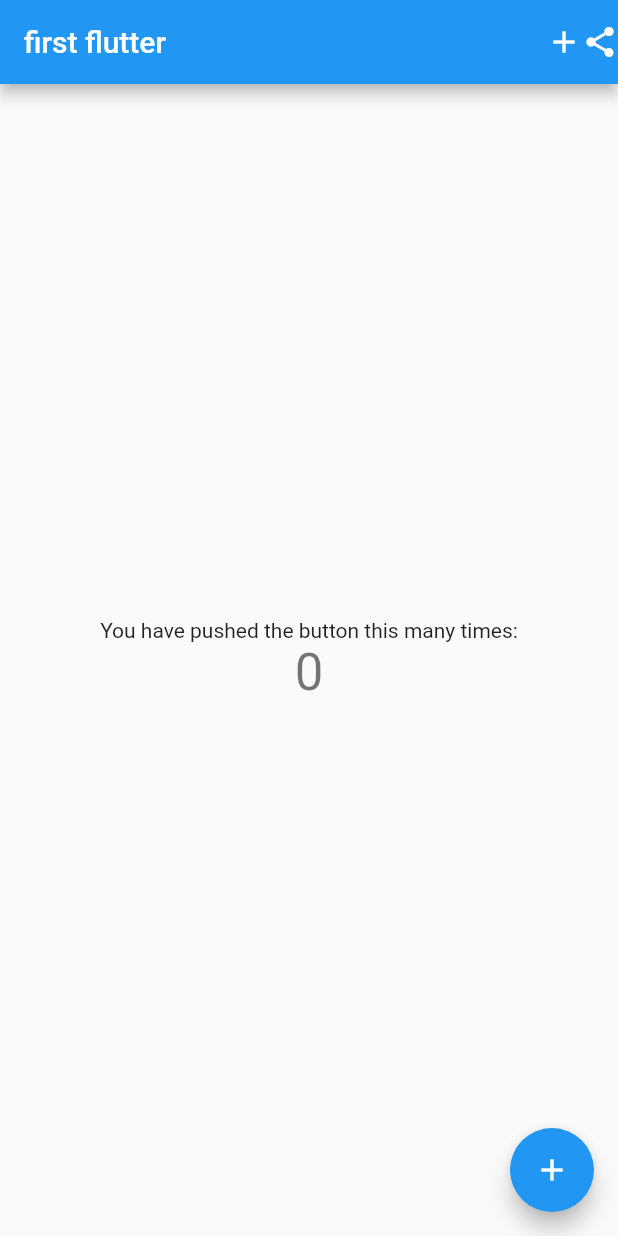
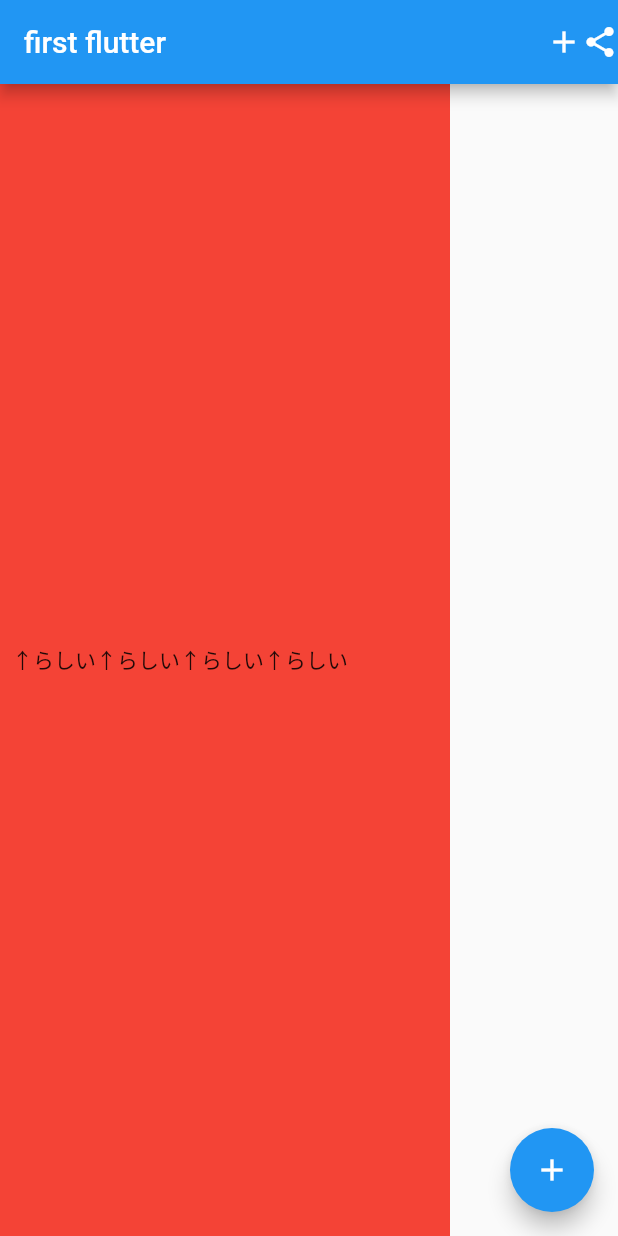
Before and after one commit to 11miyassie/first_flutter_app, a Flutter app: the screen it shows after launch, on a phone screen of 412 x 824 dp. Run offline on Flutter 3.47's test engine with Material 2 defaults, Android fonts, the phone set to English and light mode, and no system bars.

Commit message:
kinda Widget

```diff
--- a/lib/main.dart
+++ b/lib/main.dart
@@ -47,18 +47,20 @@ class _MyHomePageState extends State<MyHomePage> {
           Icon(Icons.share)
         ],
       ),
-      body: Center(
-        child: Column(
-          mainAxisAlignment: MainAxisAlignment.center,
-          children: <Widget>[
-            Text(
-              'You have pushed the button this many times:',
-            ),
-            Text(
-              '$_counter',
-              style: Theme.of(context).textTheme.headline4,
-            ),
-          ],
+      body: Container(
+        color: Colors.red,
+        height: double.infinity,
+        width: 300,
+        child: Padding(
+          padding: const EdgeInsets.all(8.0),
+          child: Row(
+            children: <Widget>[
+              Text('↑らしい'),
+              Text('↑らしい'),
+              Text('↑らしい'),
+              Text('↑らしい'),
+            ],
+          ),
         ),
       ),
       floatingActionButton: FloatingActionButton(
```
Also changed, not shown: 1 other file.
